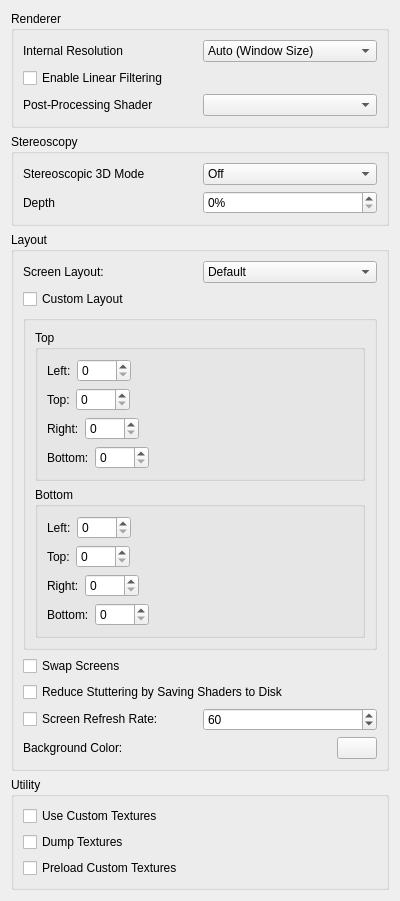
Above: src/citra_qt/configuration/configure_enhancements.ui from nick90845/citra-1 before the change. Below: the same form after it.
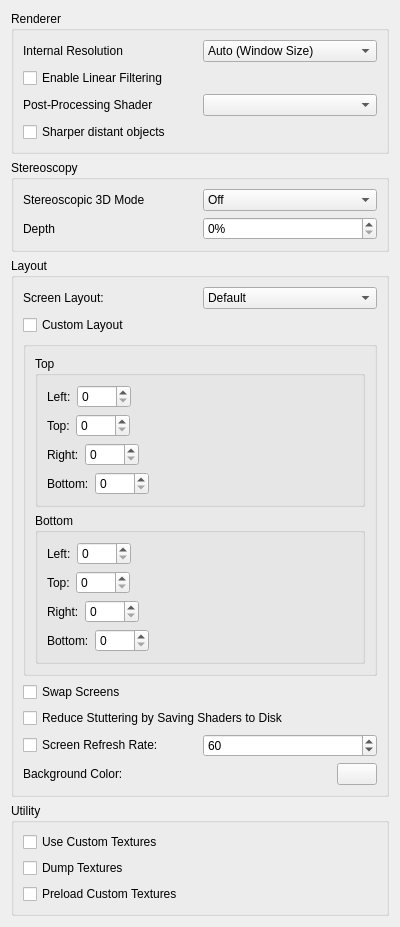
That is the form after the change.

Commit message: valentinvanelslande's sharper distant objects setting

Diff of the .ui file:
```diff
--- a/src/citra_qt/configuration/configure_enhancements.ui
+++ b/src/citra_qt/configuration/configure_enhancements.ui
@@ -117,6 +117,13 @@
         </item>
        </layout>
       </item>
+      <item>
+       <widget class="QCheckBox" name="sharper_distant_objects">
+        <property name="text">
+         <string>Sharper distant objects</string>
+        </property>
+       </widget>
+      </item>
      </layout>
     </widget>
    </item>
```
The commit also changes 6 other files.
